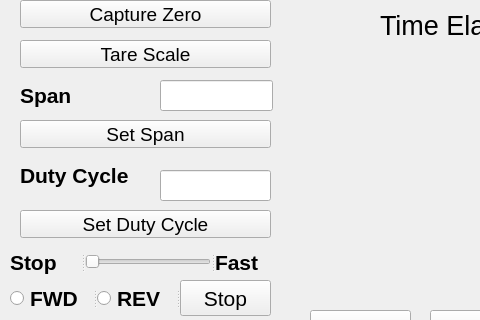
This is demoui.ui in mjr1ch/magna_press as Qt 5 draws it before an edit; both pictures show x 0 to 480 and y 0 to 320 of the 800 by 480 pixel window. The edited form follows.
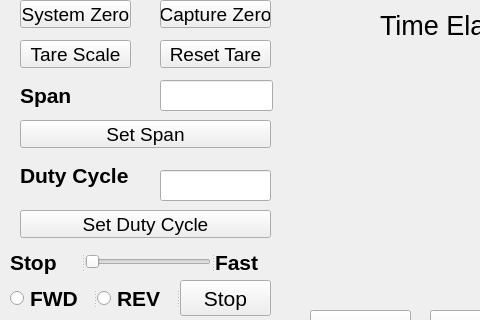
This is the edited form. Custom widgets are drawn as their Qt base class.

Patch:
```diff
--- a/demoui.ui
+++ b/demoui.ui
@@ -123,9 +123,9 @@
    <widget class="QPushButton" name="bttn_captureZero">
     <property name="geometry">
      <rect>
-      <x>20</x>
+      <x>160</x>
       <y>0</y>
-      <width>251</width>
+      <width>111</width>
       <height>28</height>
      </rect>
     </property>
@@ -144,7 +144,7 @@
      <rect>
       <x>20</x>
       <y>40</y>
-      <width>251</width>
+      <width>111</width>
       <height>28</height>
      </rect>
     </property>
@@ -571,6 +571,44 @@
      </property>
     </widget>
    </widget>
+   <widget class="QPushButton" name="bttn_resetTare">
+    <property name="geometry">
+     <rect>
+      <x>160</x>
+      <y>40</y>
+      <width>111</width>
+      <height>28</height>
+     </rect>
+    </property>
+    <property name="font">
+     <font>
+      <pointsize>14</pointsize>
+      <italic>false</italic>
+     </font>
+    </property>
+    <property name="text">
+     <string>Reset Tare</string>
+    </property>
+   </widget>
+   <widget class="QPushButton" name="bttn_systemZero">
+    <property name="geometry">
+     <rect>
+      <x>20</x>
+      <y>0</y>
+      <width>111</width>
+      <height>28</height>
+     </rect>
+    </property>
+    <property name="font">
+     <font>
+      <pointsize>14</pointsize>
+      <italic>false</italic>
+     </font>
+    </property>
+    <property name="text">
+     <string>System Zero</string>
+    </property>
+   </widget>
   </widget>
   <widget class="QStatusBar" name="statusbar"/>
  </widget>
```
Left out of the diff: 6 changed lines with no effect on the pictures.
